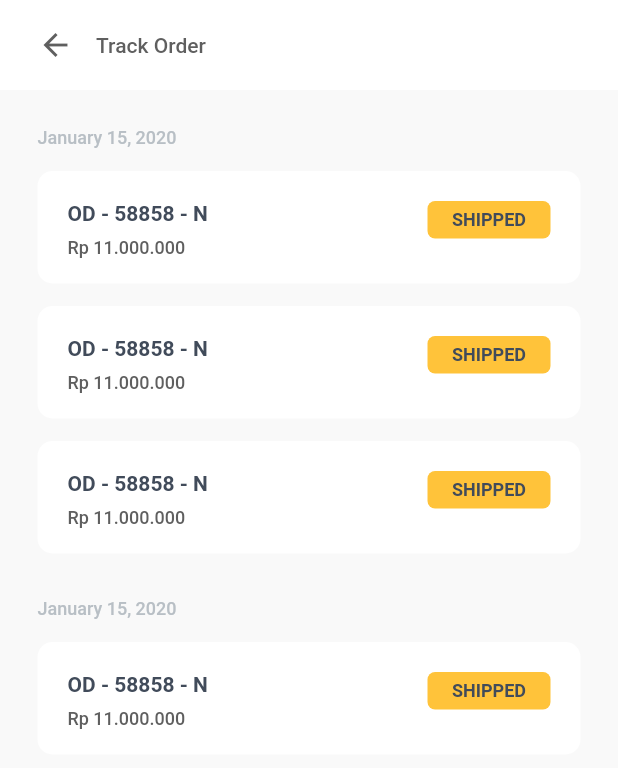
After one commit to Syahro/e_commerce, a Flutter app: the ProfilePage screen opened directly, after a tap on "Order History", on a phone screen of 412 x 824 dp. The commit adds this screen. Shown: the top 768 px of the screen. Run offline on Flutter 3.47's test engine with Material 2 defaults, Android fonts, the phone set to English and light mode, and no system bars; our stand-ins replace google_fonts, modal_bottom_sheet.

Commit message:
done modified trackOrderPage and add some assets or support

```diff
--- a/lib/pages/profile_page.dart
+++ b/lib/pages/profile_page.dart
@@ -1,3 +1,4 @@
+import 'package:e_commerce/pages/track_order_page.dart';
 import 'package:e_commerce/theme.dart';
 import 'package:e_commerce/widget/menu_user.dart';
 import 'package:flutter/material.dart';
@@ -111,9 +112,21 @@ class ProfilePage extends StatelessWidget {
                         SizedBox(
                           height: 30,
                         ),
-                        MenuUser(
-                          title: 'Order History',
-                          iconTitle: Icons.schedule_outlined,
+                        InkWell(
+                          onTap: () {
+                            Navigator.push(
+                              context,
+                              MaterialPageRoute(
+                                builder: (context) {
+                                  return TrackOrderpage();
+                                },
+                              ),
+                            );
+                          },
+                          child: MenuUser(
+                            title: 'Order History',
+                            iconTitle: Icons.schedule_outlined,
+                          ),
                         ),
                         SizedBox(
                           height: 30,
--- /dev/null
+++ b/lib/pages/track_order_page.dart
@@ -0,0 +1,67 @@
+import 'package:e_commerce/theme.dart';
+import 'package:e_commerce/widget/customs_appbar.dart';
+import 'package:e_commerce/widget/track_widget.dart';
+import 'package:flutter/material.dart';
+
+class TrackOrderpage extends StatelessWidget {
+  @override
+  Widget build(BuildContext context) {
+    return Scaffold(
+      backgroundColor: backgroundColor,
+      body: SafeArea(
+        child: Column(
+          crossAxisAlignment: CrossAxisAlignment.start,
+          children: [
+            CustomsAppbar('Track Order'),
+            SizedBox(
+              height: 25,
+            ),
+            Padding(
+              padding: EdgeInsets.symmetric(
+                horizontal: defaultMargin,
+              ),
+              child: Column(
+                crossAxisAlignment: CrossAxisAlignment.start,
+                children: [
+                  Text(
+                    'January 15, 2020',
+                    style: mediumTextStyle.copyWith(
+                      fontSize: 12,
+                      color: greyColor,
+                    ),
+                  ),
+                  SizedBox(
+                    height: 15,
+                  ),
+                  TrackWidget('OD - 58858 - N', 'Rp 11.000.000'),
+                  SizedBox(
+                    height: 15,
+                  ),
+                  TrackWidget('OD - 58858 - N', 'Rp 11.000.000'),
+                  SizedBox(
+                    height: 15,
+                  ),
+                  TrackWidget('OD - 58858 - N', 'Rp 11.000.000'),
+                  SizedBox(
+                    height: 30,
+                  ),
+                  Text(
+                    'January 15, 2020',
+                    style: mediumTextStyle.copyWith(
+                      fontSize: 12,
+                      color: greyColor,
+                    ),
+                  ),
+                  SizedBox(
+                    height: 15,
+                  ),
+                  TrackWidget('OD - 58858 - N', 'Rp 11.000.000'),
+                ],
+              ),
+            ),
+          ],
+        ),
+      ),
+    );
+  }
+}
--- /dev/null
+++ b/lib/widget/customs_appbar.dart
@@ -0,0 +1,40 @@
+import 'package:flutter/material.dart';
+
+import '../theme.dart';
+
+class CustomsAppbar extends StatelessWidget {
+  final String title;
+
+  CustomsAppbar(this.title);
+  @override
+  Widget build(BuildContext context) {
+    return Container(
+      width: double.infinity,
+      height: 60,
+      color: whiteColor,
+      child: Padding(
+        padding: EdgeInsets.symmetric(
+          horizontal: defaultMargin,
+        ),
+        child: Row(
+          children: [
+            Icon(
+              Icons.arrow_back,
+              color: darkGreyColor,
+            ),
+            SizedBox(
+              width: 15,
+            ),
+            Text(
+              title,
+              style: mediumTextStyle.copyWith(
+                fontSize: 14,
+                color: darkGreyColor,
+              ),
+            ),
+          ],
+        ),
+      ),
+    );
+  }
+}
--- /dev/null
+++ b/lib/widget/track_widget.dart
@@ -0,0 +1,72 @@
+import 'package:flutter/material.dart';
+
+import '../theme.dart';
+
+class TrackWidget extends StatelessWidget {
+  final String numberOrder;
+  final String totalAmount;
+
+  TrackWidget(
+    this.numberOrder,
+    this.totalAmount,
+  );
+  @override
+  Widget build(BuildContext context) {
+    return Container(
+      height: 75,
+      width: double.infinity,
+      decoration: BoxDecoration(
+        color: whiteColor,
+        borderRadius: BorderRadius.circular(10),
+      ),
+      child: Padding(
+        padding: EdgeInsets.all(20),
+        child: Row(
+          crossAxisAlignment: CrossAxisAlignment.start,
+          mainAxisAlignment: MainAxisAlignment.spaceBetween,
+          children: [
+            Column(
+              crossAxisAlignment: CrossAxisAlignment.start,
+              children: [
+                Text(
+                  numberOrder,
+                  style: boldTextStyle.copyWith(
+                    fontSize: 14,
+                    color: blackColor,
+                  ),
+                ),
+                SizedBox(
+                  height: 8,
+                ),
+                Text(
+                  totalAmount,
+                  style: mediumTextStyle.copyWith(
+                    fontSize: 12,
+                    color: darkGreyColor,
+                  ),
+                ),
+              ],
+            ),
+            Container(
+              height: 25,
+              width: 82,
+              decoration: BoxDecoration(
+                color: yellowColor,
+                borderRadius: BorderRadius.circular(5),
+              ),
+              child: Center(
+                child: Text(
+                  'SHIPPED',
+                  style: boldTextStyle.copyWith(
+                    fontSize: 12,
+                    color: blackColor,
+                  ),
+                ),
+              ),
+            )
+          ],
+        ),
+      ),
+    );
+  }
+}
```
